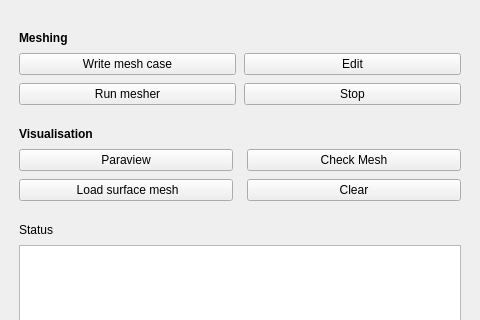
First picture: the form in Gui/TaskPanelCfdMesh.ui, repository jaheyns/CfdOF, before the edit; both pictures show x 0 to 480 and y 260 to 580 of the 480 by 856 pixel window.
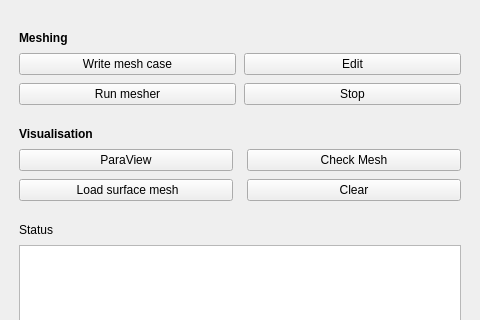
Second picture: the form after the edit. Custom widgets are drawn as their Qt base class.

Diff of the .ui file:
```diff
--- a/Gui/TaskPanelCfdMesh.ui
+++ b/Gui/TaskPanelCfdMesh.ui
@@ -446,7 +446,7 @@
      <item row="1" column="0">
       <widget class="QPushButton" name="pb_paraview">
        <property name="text">
-        <string>Paraview</string>
+        <string notr="true">ParaView</string>
        </property>
       </widget>
      </item>
```
Left out of the diff: 20 changed lines with no effect on the pictures.
